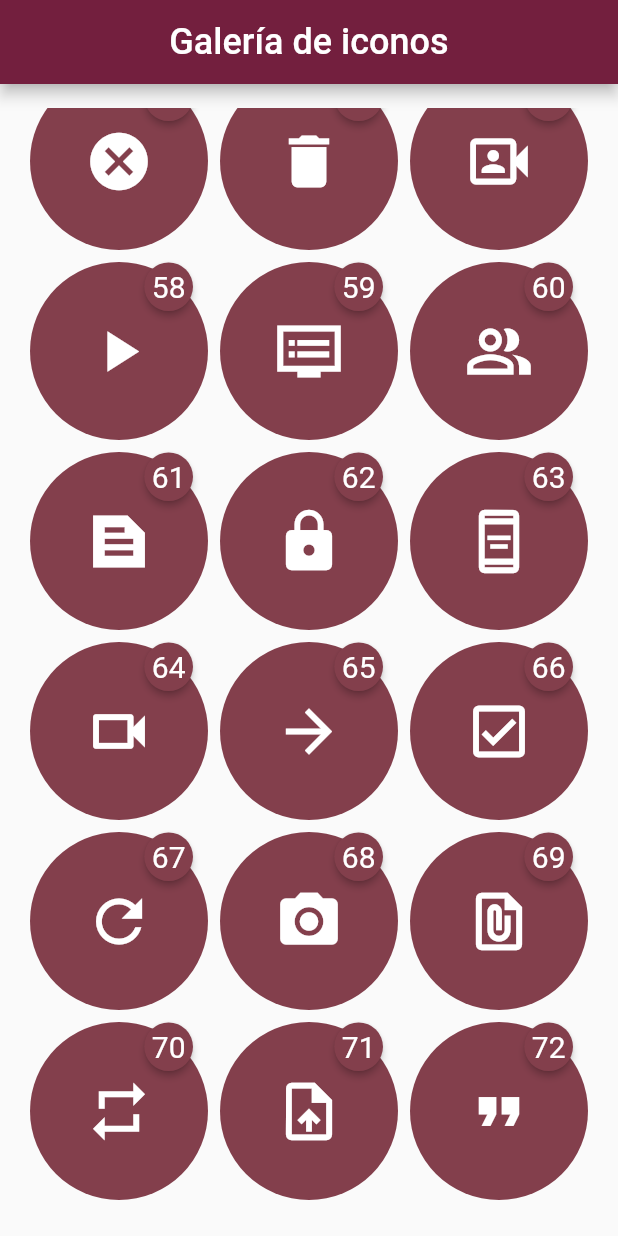
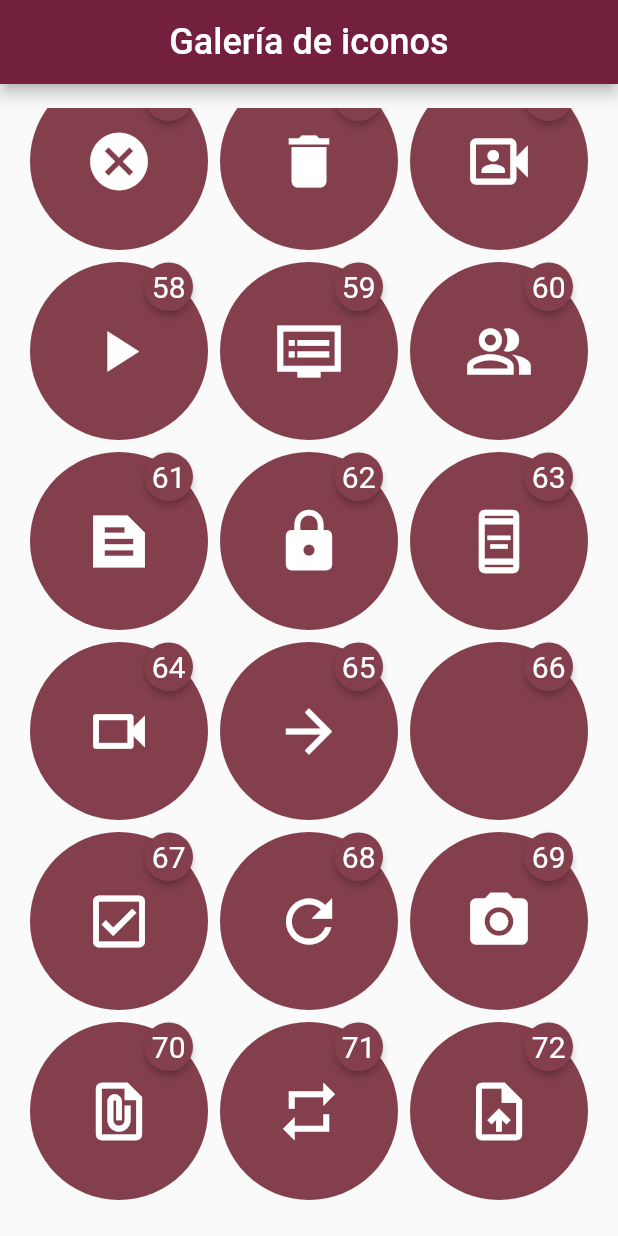
Before and after one commit to luigialejandro/flutter_icon_mapping, a Flutter app: the screen it shows after launch, scrolled down 2304 dp, on a phone screen of 412 x 824 dp. Run offline on Flutter 3.47's test engine with Material 2 defaults, Android fonts, the phone set to English and light mode, and no system bars; drawn by our look-alikes of badges; our stand-ins replace fluttericon.

Commit message:
Revisiting icons array to make a modification. The icon between arrow forward and check box outlined will be camouflaged so as to display a red wine circular space (position sixty six).

```diff
--- a/lib/main.dart
+++ b/lib/main.dart
@@ -119,6 +119,7 @@
       institutionalAppIcon(Icons.aod_outlined),
       institutionalAppIcon(Icons.videocam_outlined),
       institutionalAppIcon(Icons.arrow_forward),
+      const Icon(Icons.abc, color: Color(0xff833F4C), size: 20),
       institutionalAppIcon(Icons.check_box_outlined),
       institutionalAppIcon(Icons.refresh),
       institutionalAppIcon(Icons.camera_alt),
--- a/pubspec.yaml
+++ b/pubspec.yaml
@@ -60,9 +60,8 @@ flutter:
   uses-material-design: true
 
   # To add assets to your application, add an assets section, like this:
-  # assets:
-  #   - images/a_dot_burr.jpeg
-  #   - images/a_dot_ham.jpeg
+  #assets:
+  #   - assets/singleIcon.png
 
   # An image asset can refer to one or more resolution-specific "variants", see
   # https://flutter.dev/assets-and-images/#resolution-aware
```
